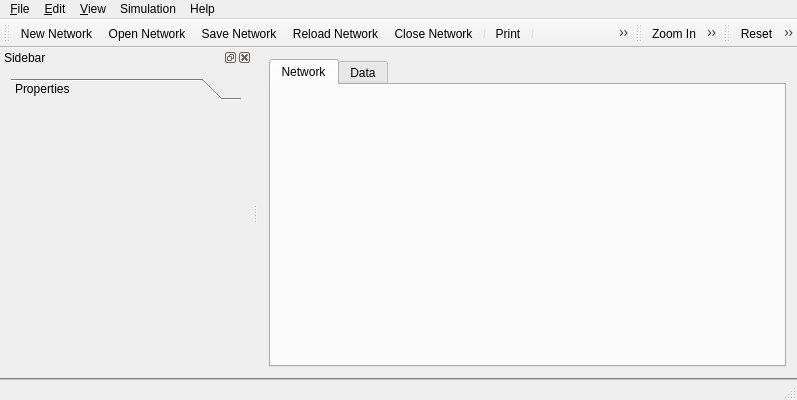
Before: the Qt Designer form src/neurogui/mainwindow.ui in chalcolith/neurolab, drawn with Qt 5.
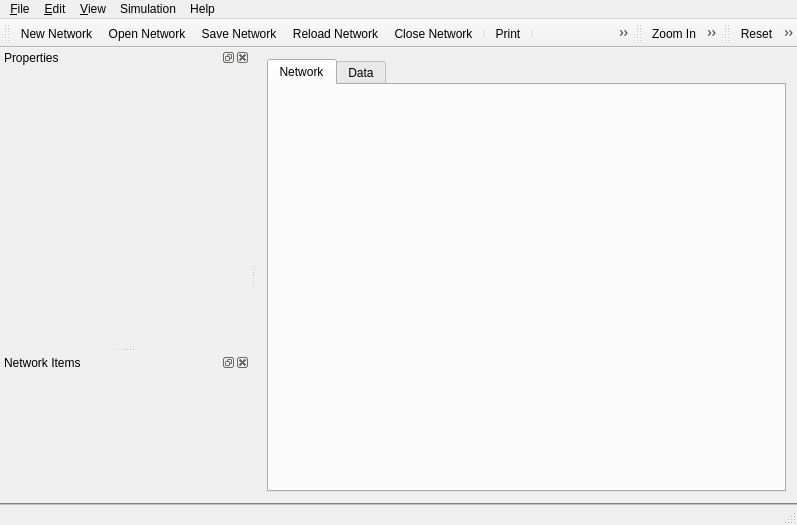
After: the same form once the commit is applied. Icons and pictures are not drawn.

Commit message: add items dock widget; see #37

```diff
--- a/src/neurogui/mainwindow.ui
+++ b/src/neurogui/mainwindow.ui
@@ -7,7 +7,7 @@
     <x>0</x>
     <y>0</y>
     <width>797</width>
-    <height>400</height>
+    <height>525</height>
    </rect>
   </property>
   <property name="windowTitle">
@@ -173,11 +173,11 @@
    <property name="minimumSize">
     <size>
      <width>250</width>
-     <height>122</height>
+     <height>38</height>
     </size>
    </property>
    <property name="windowTitle">
-    <string>Sidebar</string>
+    <string>Properties</string>
    </property>
    <attribute name="dockWidgetArea">
     <number>1</number>
@@ -186,49 +186,9 @@
     <property name="minimumSize">
      <size>
       <width>240</width>
-      <height>100</height>
+      <height>0</height>
      </size>
     </property>
-    <layout class="QVBoxLayout" name="verticalLayout">
-     <item>
-      <widget class="QToolBox" name="propertiesToolbox">
-       <property name="sizePolicy">
-        <sizepolicy hsizetype="Expanding" vsizetype="MinimumExpanding">
-         <horstretch>0</horstretch>
-         <verstretch>0</verstretch>
-        </sizepolicy>
-       </property>
-       <property name="minimumSize">
-        <size>
-         <width>230</width>
-         <height>100</height>
-        </size>
-       </property>
-       <property name="currentIndex">
-        <number>0</number>
-       </property>
-       <widget class="QWidget" name="propertiesWidget">
-        <property name="geometry">
-         <rect>
-          <x>0</x>
-          <y>0</y>
-          <width>232</width>
-          <height>258</height>
-         </rect>
-        </property>
-        <property name="minimumSize">
-         <size>
-          <width>220</width>
-          <height>100</height>
-         </size>
-        </property>
-        <attribute name="label">
-         <string>Properties</string>
-        </attribute>
-       </widget>
-      </widget>
-     </item>
-    </layout>
    </widget>
   </widget>
   <widget class="QToolBar" name="viewToolbar">
@@ -258,6 +218,15 @@
    <addaction name="action_Cancel"/>
    <addaction name="action_Step"/>
   </widget>
+  <widget class="QDockWidget" name="itemsDockWidget">
+   <property name="windowTitle">
+    <string>Network Items</string>
+   </property>
+   <attribute name="dockWidgetArea">
+    <number>1</number>
+   </attribute>
+   <widget class="QWidget" name="itemsContents"/>
+  </widget>
   <action name="action_Open">
    <property name="icon">
     <iconset resource="neurogui.qrc">
```
Left out of the diff: 18 changed lines with no effect on the pictures. The commit also changes 2 other files.
